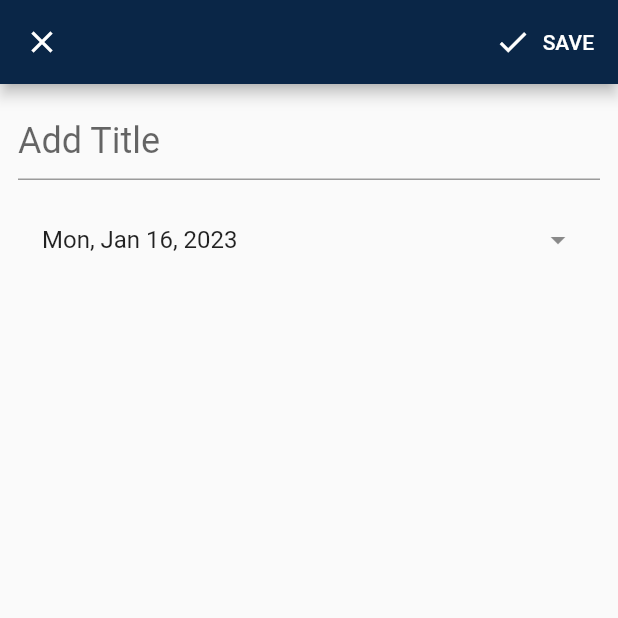
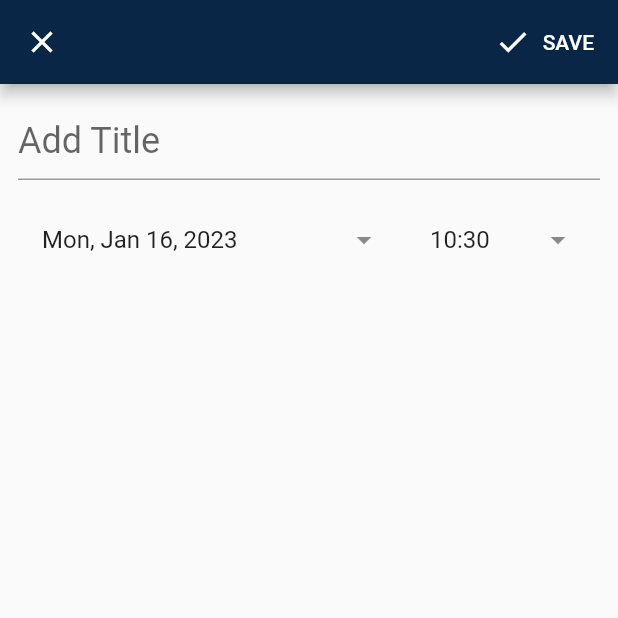
Before and after one commit to FilipeIglesias/papprototype, a Flutter app: the EventEditingPage screen opened directly, on a phone screen of 412 x 824 dp, the top half of it. Run offline on Flutter 3.47's test engine with Material 2 defaults, Android fonts, the light colour scheme and no system bars; our stand-ins replace syncfusion_flutter_calendar.

Commit message:
Update ao botão eventos

```diff
--- a/lib/Pages/event_editing_page.dart
+++ b/lib/Pages/event_editing_page.dart
@@ -94,8 +94,15 @@ class _EventEditingPageState extends State<EventEditingPage> {
   Widget buildFrom() => Row(
         children: [
           Expanded(
+            flex: 2,
             child: buildDropdownField(
               text: Utils.toDate(fromDate),
+              onClicked: () {},
+            ),
+          ),
+          Expanded(
+            child: buildDropdownField(
+              text: Utils.toTime(fromDate),
               onClicked: () {},
             ),
           ),
@@ -107,6 +114,7 @@ class _EventEditingPageState extends State<EventEditingPage> {
     ListTile(
       title: Text(text),
       trailing: Icon(Icons.arrow_drop_down),
+      onTap: onClicked,
     );
 
 }
```
